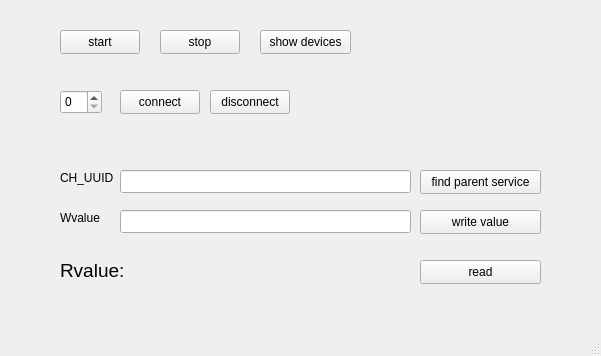
First picture: the form in mainwindow.ui, repository Maxspace1024/ble_adapter_class, before the edit.
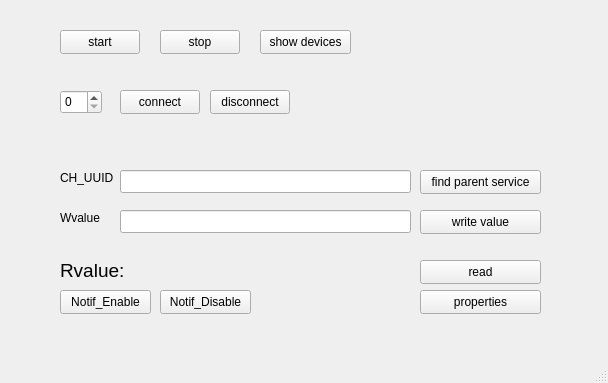
Second picture: the form after the edit.

Commit message: new method indication & notification enable-method

Diff of the .ui file:
```diff
--- a/mainwindow.ui
+++ b/mainwindow.ui
@@ -6,8 +6,8 @@
    <rect>
     <x>0</x>
     <y>0</y>
-    <width>601</width>
-    <height>356</height>
+    <width>608</width>
+    <height>383</height>
    </rect>
   </property>
   <property name="windowTitle">
@@ -192,6 +192,45 @@
      <string>read</string>
     </property>
    </widget>
+   <widget class="QPushButton" name="propertiesBtn">
+    <property name="geometry">
+     <rect>
+      <x>420</x>
+      <y>290</y>
+      <width>121</width>
+      <height>24</height>
+     </rect>
+    </property>
+    <property name="text">
+     <string>properties</string>
+    </property>
+   </widget>
+   <widget class="QPushButton" name="notifEnableBtn">
+    <property name="geometry">
+     <rect>
+      <x>60</x>
+      <y>290</y>
+      <width>91</width>
+      <height>24</height>
+     </rect>
+    </property>
+    <property name="text">
+     <string>Notif_Enable</string>
+    </property>
+   </widget>
+   <widget class="QPushButton" name="notifDisableBtn">
+    <property name="geometry">
+     <rect>
+      <x>160</x>
+      <y>290</y>
+      <width>91</width>
+      <height>24</height>
+     </rect>
+    </property>
+    <property name="text">
+     <string>Notif_Disable</string>
+    </property>
+   </widget>
   </widget>
   <widget class="QMenuBar" name="menubar">
    <property name="geometry">
```
Left out of the diff: 2 changed lines with no effect on the pictures. The commit also changes 5 other files.
